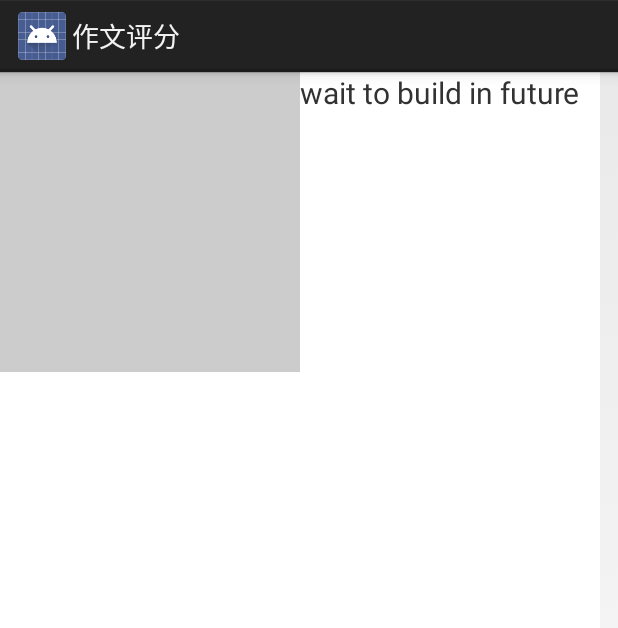
After one commit to yinchuandong/Android_SpellChecker, an Android app: the layout dlg_candi_words.xml on its own in the app's theme, with its tools: preview values and no code run, on a phone screen of 412 x 824 dp. The commit adds this screen. Shown: the top 628 px of the screen. Run offline under Robolectric (Android 15) with nearby library versions, the phone set to English and light mode, and no system bars.

Commit message:
将单词显示方式改为弹出框

```diff
--- a/app/src/main/AndroidManifest.xml
+++ b/app/src/main/AndroidManifest.xml
@@ -30,7 +30,7 @@
         </activity>
         <activity
             android:name=".main.RegisterActivity"
-            android:label="@string/title_activity_register"
+            android:label="@string/app_name"
             android:screenOrientation="sensorLandscape"
             >
             <intent-filter>
--- /dev/null
+++ b/app/src/main/res/layout/dlg_candi_words.xml
@@ -0,0 +1,35 @@
+<RelativeLayout xmlns:android="http://schemas.android.com/apk/res/android"
+    xmlns:tools="http://schemas.android.com/tools"
+    android:layout_width="400dp"
+    android:layout_height="match_parent"
+    android:background="@color/white"
+    >
+
+
+    <ListView
+        android:id="@+id/dlg_list_view"
+        android:layout_width="200dp"
+        android:layout_height="200dp"
+        android:background="@color/grey"
+        android:visibility="visible">
+
+    </ListView>
+
+    <ScrollView
+        android:layout_width="match_parent"
+        android:layout_height="200dp"
+        android:layout_toEndOf="@+id/dlg_list_view"
+        android:layout_alignParentEnd="true"
+        >
+
+        <TextView
+            android:id="@+id/dlg_detail_view"
+            android:layout_width="match_parent"
+            android:layout_height="wrap_content"
+            android:text="wait to build in future"
+            android:textSize="20sp"
+            />
+
+    </ScrollView>
+
+</RelativeLayout>
```
Also changed, not shown: app/src/main/java/com/yin/spellchecker/main/FragCorrect.java (+18 -3 lines), app/src/main/res/layout/frag_correct.xml (+0 -7 lines).
